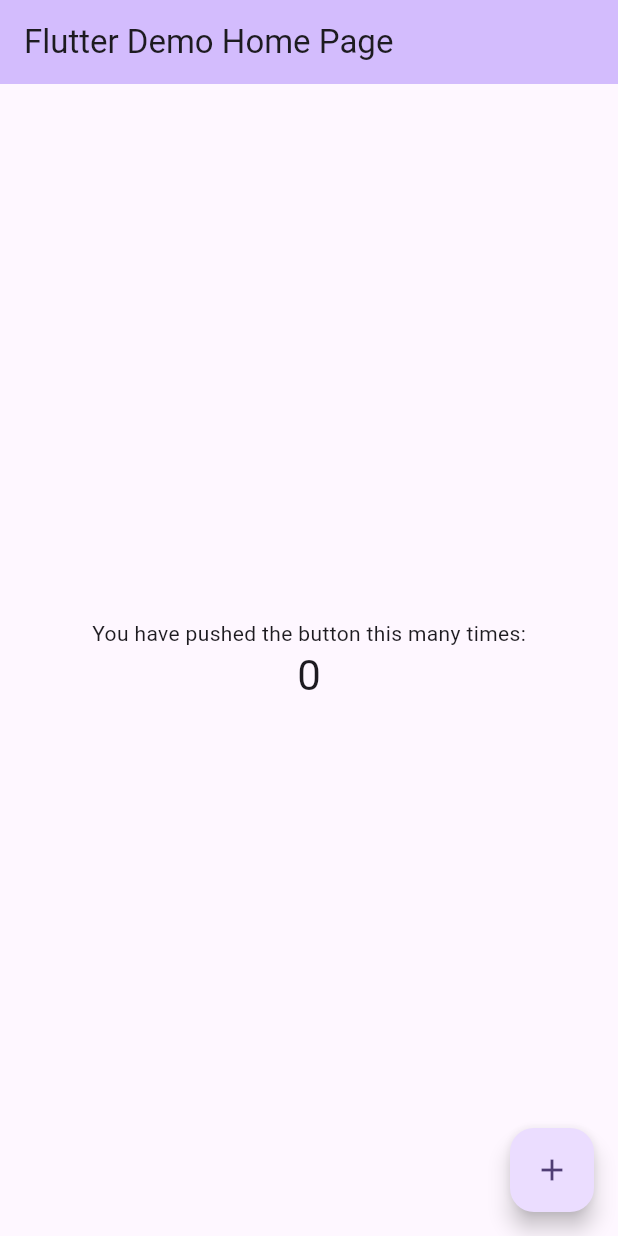
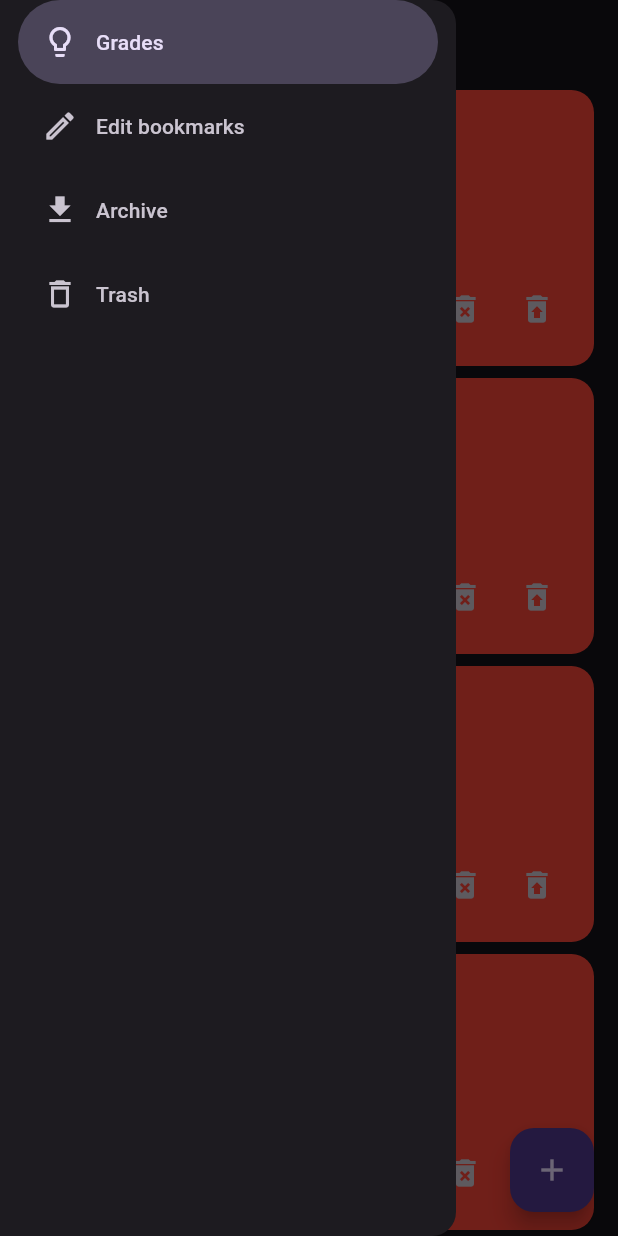
Before and after one commit to pradoRebeca/todo_app, a Flutter app: the screen it shows after launch, with the side drawer open (before the commit the screen has no drawer), on a phone screen of 412 x 824 dp. Run offline on Flutter 3.47's test engine with Material 3 defaults, Android fonts, the light colour scheme and no system bars.

Commit message:
feat: screens and models

```diff
--- /dev/null
+++ b/lib/components/grade_card.dart
@@ -0,0 +1,73 @@
+import 'package:flutter/material.dart';
+import 'package:tasks_list/model/grade_model.dart';
+
+class GradeCard extends StatefulWidget {
+  final GradeModel grade;
+  const GradeCard({super.key, required this.grade});
+
+  @override
+  createState() => _GradeCardState();
+}
+
+class _GradeCardState extends State<GradeCard> {
+  @override
+  Widget build(BuildContext context) {
+    return Padding(
+      padding: const EdgeInsets.symmetric(vertical: 4, horizontal: 16),
+      child: Container(
+        constraints: const BoxConstraints(minHeight: 100),
+        padding: const EdgeInsets.all(14),
+        decoration: BoxDecoration(
+            color: widget.grade.color ?? Theme.of(context).colorScheme.surface,
+            border: widget.grade.color == null
+                ? Border.all(color: Theme.of(context).colorScheme.outline)
+                : null,
+            borderRadius: BorderRadius.circular(15)),
+        child: Column(
+          crossAxisAlignment: CrossAxisAlignment.start,
+          children: [
+            if (widget.grade.title != null)
+              Padding(
+                padding: const EdgeInsets.only(bottom: 8),
+                child: Text(
+                  widget.grade.title!,
+                  style: Theme.of(context).textTheme.titleMedium,
+                ),
+              ),
+            Text(widget.grade.content),
+            if (widget.grade.bookmarks != null &&
+                widget.grade.bookmarks!.isNotEmpty)
+              Padding(
+                padding: const EdgeInsets.only(top: 8.0),
+                child: Wrap(
+                  spacing: 5.0,
+                  children: [
+                    ...widget.grade.bookmarks!.map((bookmark) => InputChip(
+                          label: Text(bookmark.title),
+                          backgroundColor: Colors.blue,
+                        ))
+                  ],
+                ),
+              ),
+            if (widget.grade.deleted)
+              Row(
+                mainAxisAlignment: MainAxisAlignment.end,
+                children: [
+                  IconButton(
+                      onPressed: () {},
+                      tooltip: "Delete forever",
+                      icon: const Icon(Icons.delete_forever)),
+                  IconButton(
+                      onPressed: () {},
+                      tooltip: "Restore archive",
+                      icon: const Icon(
+                        Icons.restore_from_trash,
+                      ))
+                ],
+              )
+          ],
+        ),
+      ),
+    );
+  }
+}
--- a/lib/main.dart
+++ b/lib/main.dart
@@ -1,4 +1,5 @@
 import 'package:flutter/material.dart';
+import 'package:tasks_list/screens/home_screen.dart';
 
 void main() {
   runApp(const MyApp());
@@ -13,113 +14,11 @@
     return MaterialApp(
       title: 'Flutter Demo',
       theme: ThemeData(
-        // This is the theme of your application.
-        //
-        // TRY THIS: Try running your application with "flutter run". You'll see
-        // the application has a purple toolbar. Then, without quitting the app,
-        // try changing the seedColor in the colorScheme below to Colors.green
-        // and then invoke "hot reload" (save your changes or press the "hot
-        // reload" button in a Flutter-supported IDE, or press "r" if you used
-        // the command line to start the app).
-        //
-        // Notice that the counter didn't reset back to zero; the application
-        // state is not lost during the reload. To reset the state, use hot
-        // restart instead.
-        //
-        // This works for code too, not just values: Most code changes can be
-        // tested with just a hot reload.
-        colorScheme: ColorScheme.fromSeed(seedColor: Colors.deepPurple),
         useMaterial3: true,
       ),
-      home: const MyHomePage(title: 'Flutter Demo Home Page'),
+      darkTheme: ThemeData.dark(useMaterial3: true),
+      themeMode: ThemeMode.dark,
+      home: const HomeScreen(),
     );
   }
 }
-
-class MyHomePage extends StatefulWidget {
-  const MyHomePage({super.key, required this.title});
-
-  // This widget is the home page of your application. It is stateful, meaning
-  // that it has a State object (defined below) that contains fields that affect
-  // how it looks.
-
-  // This class is the configuration for the state. It holds the values (in this
-  // case the title) provided by the parent (in this case the App widget) and
-  // used by the build method of the State. Fields in a Widget subclass are
-  // always marked "final".
-
-  final String title;
-
-  @override
-  State<MyHomePage> createState() => _MyHomePageState();
-}
-
-class _MyHomePageState extends State<MyHomePage> {
-  int _counter = 0;
-
-  void _incrementCounter() {
-    setState(() {
-      // This call to setState tells the Flutter framework that something has
-      // changed in this State, which causes it to rerun the build method below
-      // so that the display can reflect the updated values. If we changed
-      // _counter without calling setState(), then the build method would not be
-      // called again, and so nothing would appear to happen.
-      _counter++;
-    });
-  }
-
-  @override
-  Widget build(BuildContext context) {
-    // This method is rerun every time setState is called, for instance as done
-    // by the _incrementCounter method above.
-    //
-    // The Flutter framework has been optimized to make rerunning build methods
-    // fast, so that you can just rebuild anything that needs updating rather
-    // than having to individually change instances of widgets.
-    return Scaffold(
-      appBar: AppBar(
-        // TRY THIS: Try changing the color here to a specific color (to
-        // Colors.amber, perhaps?) and trigger a hot reload to see the AppBar
-        // change color while the other colors stay the same.
-        backgroundColor: Theme.of(context).colorScheme.inversePrimary,
-        // Here we take the value from the MyHomePage object that was created by
-        // the App.build method, and use it to set our appbar title.
-        title: Text(widget.title),
-      ),
-      body: Center(
-        // Center is a layout widget. It takes a single child and positions it
-        // in the middle of the parent.
-        child: Column(
-          // Column is also a layout widget. It takes a list of children and
-          // arranges them vertically. By default, it sizes itself to fit its
-          // children horizontally, and tries to be as tall as its parent.
-          //
-          // Column has various properties to control how it sizes itself and
-          // how it positions its children. Here we use mainAxisAlignment to
-          // center the children vertically; the main axis here is the vertical
-          // axis because Columns are vertical (the cross axis would be
-          // horizontal).
-          //
-          // TRY THIS: Invoke "debug painting" (choose the "Toggle Debug Paint"
-          // action in the IDE, or press "p" in the console), to see the
-          // wireframe for each widget.
-          mainAxisAlignment: MainAxisAlignment.center,
-          children: <Widget>[
-            const Text(
-              'You have pushed the button this many times:',
-            ),
-            Text(
-              '$_counter',
-              style: Theme.of(context).textTheme.headlineMedium,
-            ),
-          ],
-        ),
-      ),
-      floatingActionButton: FloatingActionButton(
-        onPressed: _incrementCounter,
-        tooltip: 'Increment',
-        child: const Icon(Icons.add),
-      ), // This trailing comma makes auto-formatting nicer for build methods.
-    );
-  }
-}
--- /dev/null
+++ b/lib/model/bookmark_model.dart
@@ -0,0 +1,5 @@
+class BookmarkModel {
+  String title;
+
+  BookmarkModel({required this.title});
+}
--- /dev/null
+++ b/lib/model/grade_model.dart
@@ -0,0 +1,19 @@
+import 'package:flutter/material.dart';
+import 'package:tasks_list/model/bookmark_model.dart';
+
+class GradeModel {
+  String? title;
+  String content;
+  Color? color;
+  DateTime? createdAt;
+  DateTime? updateAt;
+  bool deleted;
+  List<BookmarkModel>? bookmarks;
+
+  GradeModel(
+      {this.title,
+      required this.content,
+      this.color,
+      this.bookmarks,
+      this.deleted = true});
+}
--- /dev/null
+++ b/lib/screens/archive_screen.dart
@@ -0,0 +1,26 @@
+import 'package:flutter/material.dart';
+import 'package:tasks_list/components/grade_card.dart';
+import 'package:tasks_list/model/bookmark_model.dart';
+import 'package:tasks_list/model/grade_model.dart';
+
+class ArchiveScreen extends StatelessWidget {
+  const ArchiveScreen({super.key});
+
+  @override
+  Widget build(BuildContext context) {
+    return ListView.builder(
+      itemBuilder: (context, index) => GradeCard(
+        grade: GradeModel(
+            title: 'teste',
+            content: 'testeeeeeeeee',
+            color: Colors.green,
+            bookmarks: [
+              BookmarkModel(title: 'text'),
+              BookmarkModel(title: 'text'),
+              BookmarkModel(title: 'text'),
+            ]),
+      ),
+      itemCount: 3,
+    );
+  }
+}
--- /dev/null
+++ b/lib/screens/grade_screen.dart
@@ -0,0 +1,54 @@
+import 'package:flutter/material.dart';
+import 'package:tasks_list/components/grade_card.dart';
+import 'package:tasks_list/components/grade_form_card.dart';
+import 'package:tasks_list/model/bookmark_model.dart';
+import 'package:tasks_list/model/grade_model.dart';
+
+class GradeScreen extends StatefulWidget {
+  const GradeScreen({super.key});
+
+  @override
+  createState() => _GradeScreenState();
+}
+
+class _GradeScreenState extends State<GradeScreen> {
+  @override
+  Widget build(BuildContext context) {
+    return Stack(children: [
+      ListView.builder(
+        itemBuilder: (context, index) => GradeCard(
+          grade: GradeModel(
+              title: 'teste',
+              content: 'testeeeeeeeee',
+              color: Colors.red,
+              bookmarks: [
+                BookmarkModel(title: 'text'),
+                BookmarkModel(title: 'text'),
+                BookmarkModel(title: 'text'),
+              ]),
+        ),
+        itemCount: 20,
+      ),
+      Positioned(
+          bottom: 16.0,
+          right: 16.0,
+          child: FloatingActionButton(
+            onPressed: () {
+              showGradeForm(context);
+            },
+            child: const Icon(Icons.add),
+          ))
+    ]);
+  }
+
+  // void _showModalBottomSheet(BuildContext context) {
+  //   showDialog(
+  //     context: context,
+  //     builder: (BuildContext context) {
+  //       return AlertDialog(
+  //         content: GradeFormCard(),
+  //       );
+  //     },
+  //   );
+  // }
+}
--- /dev/null
+++ b/lib/screens/home_screen.dart
@@ -0,0 +1,68 @@
+import 'package:flutter/material.dart';
+import 'package:tasks_list/screens/bookmark_screen.dart';
+import 'package:tasks_list/screens/archive_screen.dart';
+import 'package:tasks_list/screens/grade_screen.dart';
+import 'package:tasks_list/screens/trash_screen.dart';
+
+class HomeScreen extends StatefulWidget {
+  const HomeScreen({super.key});
+
+  @override
+  createState() => _HomeScreenState();
+}
+
+class _HomeScreenState extends State<HomeScreen> {
+  int currentScreenIndex = 0;
+
+  final List<Map<String, dynamic>> screens = [
+    {
+      'destination': const GradeScreen(),
+      'icon': Icons.lightbulb_outline,
+      'title': 'Grades'
+    },
+    // {
+    //   'destination': FileScreen(),
+    //   'icon': Icons.notifications_outlined,
+    //   'title': 'Stick notes'
+    // },
+    {
+      'destination': const BookmarkScreen(),
+      'icon': Icons.edit_outlined,
+      'title': 'Edit bookmarks'
+    },
+    {
+      'destination': const ArchiveScreen(),
+      'icon': Icons.file_download,
+      'title': 'Archive'
+    },
+    {
+      'destination': const TrashScreen(),
+      'icon': Icons.delete_outline,
+      'title': 'Trash'
+    }
+  ];
+
+  @override
+  Widget build(BuildContext context) {
+    return Scaffold(
+      appBar: AppBar(
+        title: Text(screens[currentScreenIndex]['title']),
+      ),
+      drawer: NavigationDrawer(
+        selectedIndex: currentScreenIndex,
+        onDestinationSelected: handleScreenChanged,
+        children: [
+          ...screens.map(
+            (item) => NavigationDrawerDestination(
+                icon: Icon(item['icon']), label: Text(item['title'])),
+          )
+        ],
+      ),
+      body: screens[currentScreenIndex]['destination'],
+    );
+  }
+
+  void handleScreenChanged(int selectedScreen) {
+    setState(() => currentScreenIndex = selectedScreen);
+  }
+}
--- a/pubspec.yaml
+++ b/pubspec.yaml
@@ -46,6 +46,7 @@ dev_dependencies:
   # package. See that file for information about deactivating specific lint
   # rules and activating additional ones.
   flutter_lints: ^3.0.0
+  # flutter_colorpicker: ^1.0.3
 
 # For information on the generic Dart part of this file, see the
 # following page: https://dart.dev/tools/pub/pubspec
```
Also changed, not shown: lib/components/bookmark_card.dart (added, +42 -0 lines), lib/components/grade_form_card.dart (added, +75 -0 lines), lib/screens/bookmark_screen.dart (added, +43 -0 lines), lib/screens/trash_screen.dart (added, +30 -0 lines).
